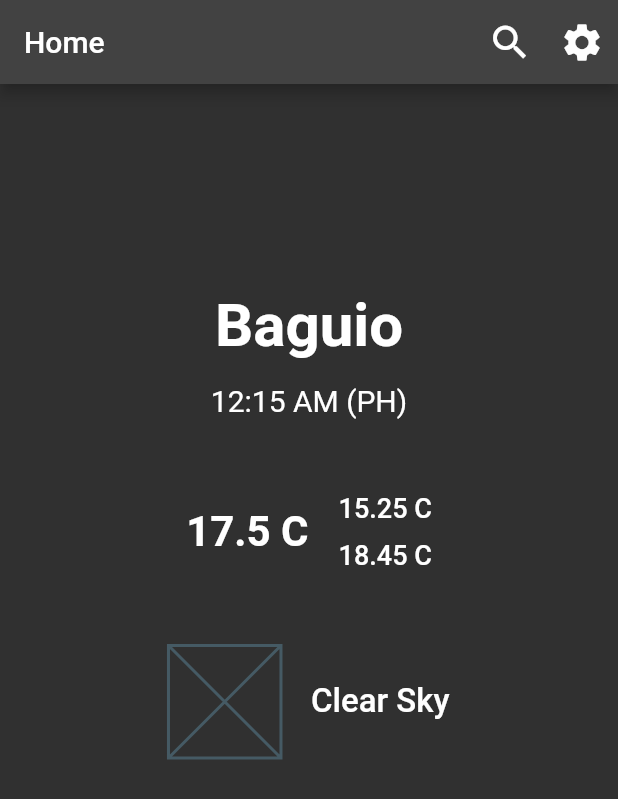
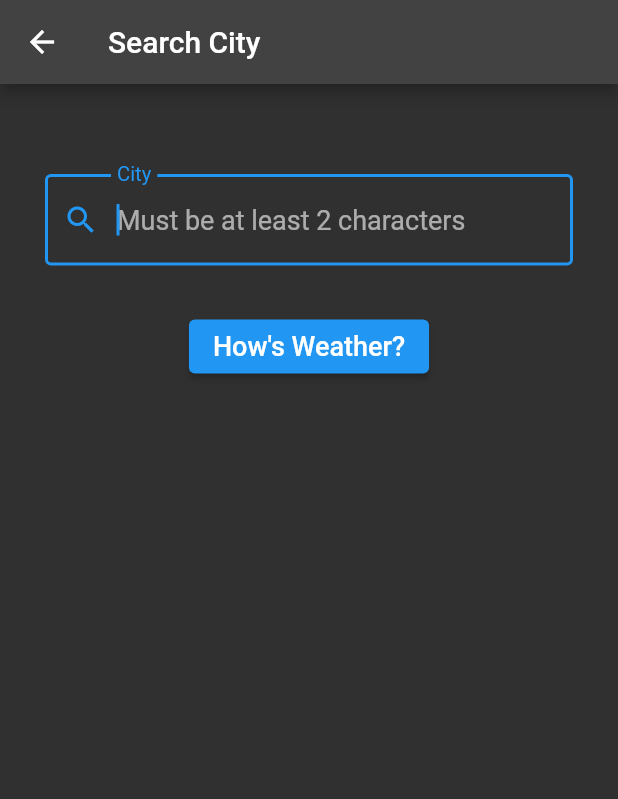
Before and after one commit to cromueloliver02/flutter_bloc_weather_app_2, a Flutter app: the screen it shows after launch, after a tap on the "search" icon, on a phone screen of 412 x 824 dp. Shown: the top 799 px of the screen. Run offline on Flutter 3.47's test engine with Material 2 defaults, Android fonts, the phone set to English and light mode, and no system bars; our stand-ins replace equatable.

Commit message:
created static search city page

```diff
--- a/lib/main.dart
+++ b/lib/main.dart
@@ -1,4 +1,4 @@
 import 'package:flutter/material.dart';
 import 'package:weather_app_2/weather_app.dart';
 
-void main() => runApp(const WeatherApp());
+void main() => runApp(WeatherApp());
--- a/lib/pages/home_page.dart
+++ b/lib/pages/home_page.dart
@@ -1,16 +1,24 @@
 import 'package:flutter/material.dart';
+import './pages.dart';
 
 class HomePage extends StatelessWidget {
+  static const id = '/';
+
   const HomePage({super.key});
+
+  void _goToSearchPage(BuildContext ctx) => Navigator.pushNamed(
+        ctx,
+        SearchPage.id,
+      );
 
   @override
   Widget build(BuildContext context) {
     return Scaffold(
       appBar: AppBar(
-        title: const Text('Home'),
+        title: const Text('Weather You'),
         actions: [
           IconButton(
-            onPressed: () {},
+            onPressed: () => _goToSearchPage(context),
             iconSize: 30,
             icon: const Icon(Icons.search),
           ),
--- a/lib/pages/pages.dart
+++ b/lib/pages/pages.dart
@@ -1 +1,2 @@
 export './home_page.dart';
+export './search_page.dart';
--- /dev/null
+++ b/lib/pages/search_page.dart
@@ -0,0 +1,42 @@
+import 'package:flutter/material.dart';
+
+class SearchPage extends StatelessWidget {
+  static const id = '/search';
+
+  const SearchPage({super.key});
+
+  @override
+  Widget build(BuildContext context) {
+    return Scaffold(
+      appBar: AppBar(
+        title: const Text('Search City'),
+      ),
+      body: Column(
+        children: [
+          const SizedBox(height: 60),
+          Padding(
+            padding: const EdgeInsets.symmetric(horizontal: 30),
+            child: TextFormField(
+              autofocus: true,
+              style: const TextStyle(fontSize: 18),
+              decoration: const InputDecoration(
+                labelText: 'City',
+                hintText: 'Must be at least 2 characters',
+                prefixIcon: Icon(Icons.search),
+                border: OutlineInputBorder(),
+              ),
+            ),
+          ),
+          const SizedBox(height: 30),
+          ElevatedButton(
+            onPressed: () {},
+            child: const Text(
+              'How\'s Weather?',
+              style: TextStyle(fontSize: 18),
+            ),
+          ),
+        ],
+      ),
+    );
+  }
+}
--- /dev/null
+++ b/lib/utils/routes_handler.dart
@@ -0,0 +1,9 @@
+import 'package:flutter/material.dart';
+import '../pages/pages.dart';
+
+class RoutesHandler {
+  final Map<String, WidgetBuilder> routes = {
+    HomePage.id: (ctx) => const HomePage(),
+    SearchPage.id: (ctx) => const SearchPage(),
+  };
+}
--- a/lib/weather_app.dart
+++ b/lib/weather_app.dart
@@ -1,9 +1,12 @@
 import 'package:flutter/material.dart';
 
 import 'pages/pages.dart';
+import './utils/routes_handler.dart';
 
 class WeatherApp extends StatelessWidget {
-  const WeatherApp({super.key});
+  WeatherApp({super.key});
+
+  final _routesHandler = RoutesHandler();
 
   @override
   Widget build(BuildContext context) {
@@ -12,7 +15,8 @@ class WeatherApp extends StatelessWidget {
       theme: ThemeData.light(),
       darkTheme: ThemeData.dark(),
       themeMode: ThemeMode.dark,
-      home: const HomePage(),
+      initialRoute: HomePage.id,
+      routes: _routesHandler.routes,
     );
   }
 }
```
Also changed, not shown: lib/utils/constants.dart (renamed from utils/constants.dart), 1 other file.
